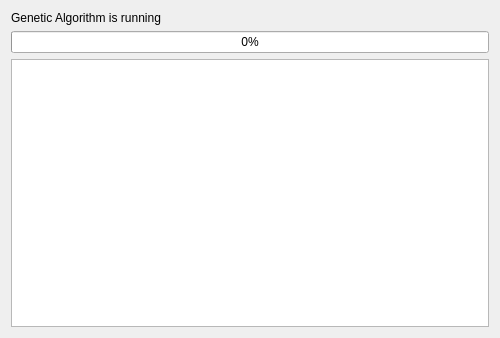
The window that src/gaprogress.ui (Top-Ranger/qnn-ui) describes before a commit, drawn with Qt 5.
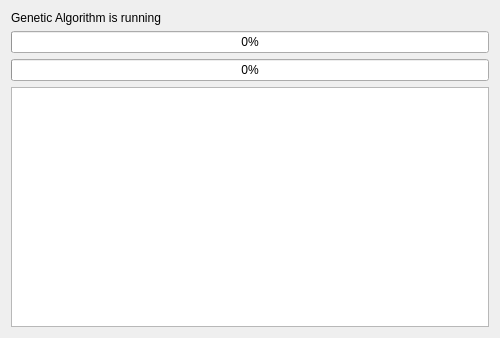
The same window after the commit.

```diff
--- a/src/gaprogress.ui
+++ b/src/gaprogress.ui
@@ -31,6 +31,13 @@
      </property>
     </widget>
    </item>
+   <item>
+    <widget class="QProgressBar" name="progressBar_2">
+     <property name="value">
+      <number>0</number>
+     </property>
+    </widget>
+   </item>
    <item>
     <widget class="QTextEdit" name="textEdit">
      <property name="readOnly">
```
